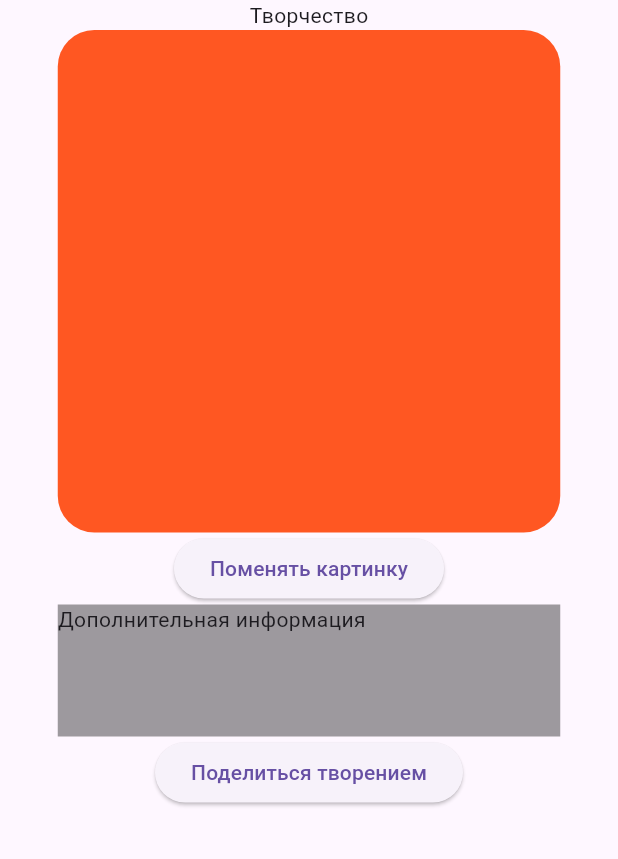
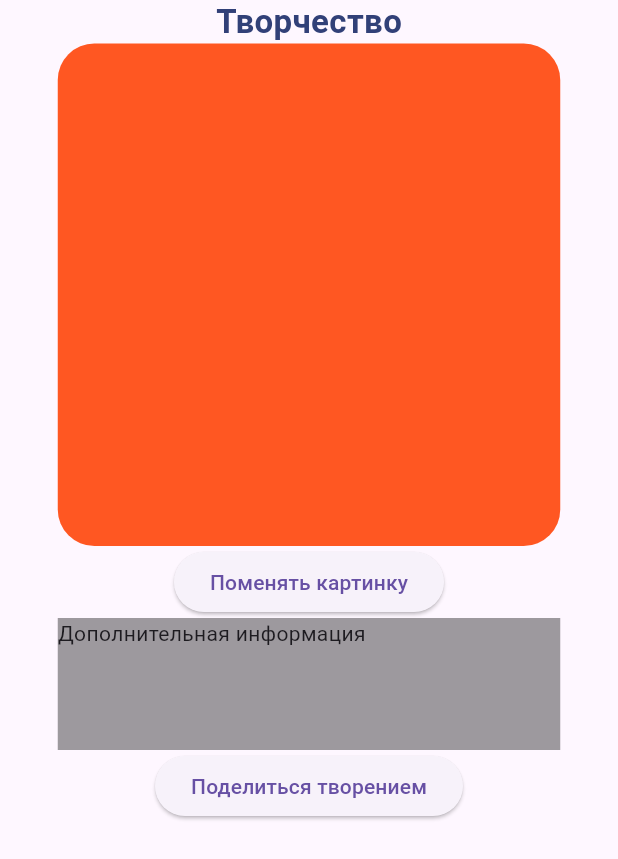
Before and after one commit to ksenia-nesytova/flutter_cars7, a Flutter app: the screen it shows after launch, on a phone screen of 412 x 824 dp. Shown: the top 859 px of the screen. Run offline on Flutter 3.47's test engine with Material 3 defaults, Android fonts, the phone set to English and light mode, and no system bars.

Commit message:
upd: title block

```diff
--- a/lib/main.dart
+++ b/lib/main.dart
@@ -14,7 +14,15 @@ class MainApp extends StatelessWidget {
         body: Center(
             child: Column(
           children: [
-            Title(color: Colors.green, child: Text('Творчество')),
+              Text(
+                'Творчество',
+                style: TextStyle(
+                  color: Color.fromARGB(255, 49, 64, 120),
+                  fontSize: 22,
+                  height: 1.3,
+                  fontWeight: FontWeight.bold,
+                ),
+              ),
             Container(
               height: 335,
               width: 335,
```
